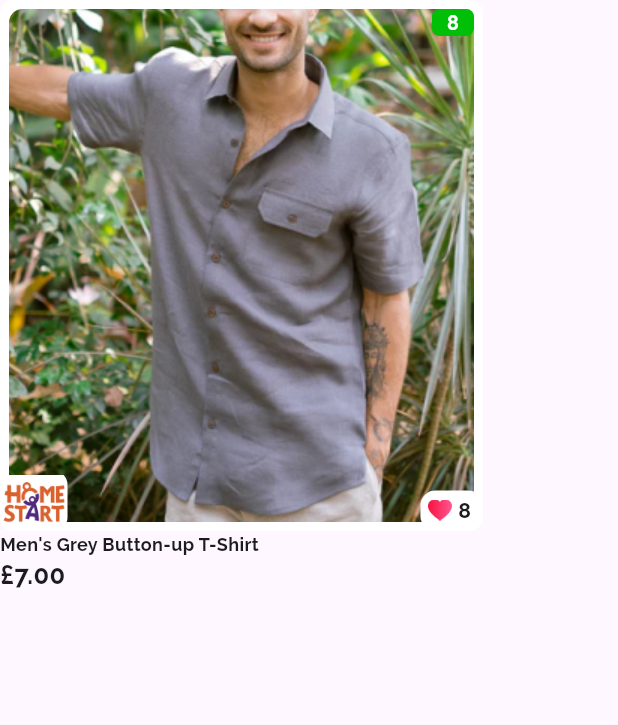
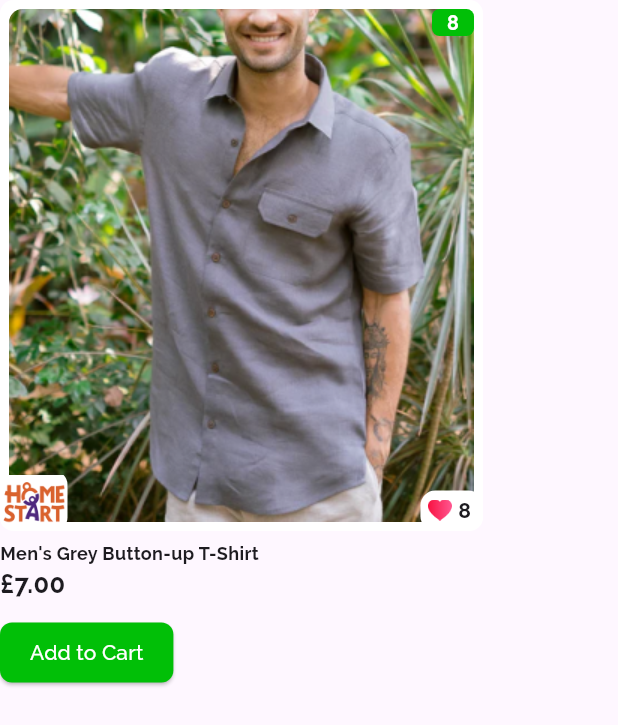
Before and after one commit to chh0871/MVP, a Flutter app: the SingleProduct widget shown alone on an empty page, opened directly with sample values from the repository, on a phone screen of 412 x 824 dp. Shown: the top 725 px of the screen. Run offline on Flutter 3.47's test engine with Material 3 defaults, Android fonts, the phone set to English and light mode, and no system bars; our stand-ins replace cloud_firestore, firebase_auth, firebase_core, firebase_storage, flutter_dotenv, fluttertoast and 3 more; accounts and stored records are empty.

Commit message:
add to cart added

```diff
--- a/lib/features/home/widgets/product_card.dart
+++ b/lib/features/home/widgets/product_card.dart
@@ -1,16 +1,27 @@
 import 'package:cherry_mvp/core/config/config.dart';
 import 'package:flutter/material.dart';
 import 'package:cherry_mvp/core/models/model.dart';
+import 'add_to_cart_success.dart'; // just added this
 
 class SingleProduct extends StatelessWidget {
   const SingleProduct({super.key, required this.product});
 
   final Product product;
 
+  void addToCart(BuildContext context) {
+    // this can be changed to a high level CI later
+    Navigator.push(
+      context,
+      MaterialPageRoute(
+        builder: (_) => AddToCartSuccessPage(product: product),
+      ),
+    );
+  }
+
   @override
   Widget build(BuildContext context) {
     return Column(
-      crossAxisAlignment: CrossAxisAlignment.start, // Aligns children to the left
+      crossAxisAlignment: CrossAxisAlignment.start,
       children: [
         Stack(
           children: [
@@ -41,12 +52,11 @@ class SingleProduct extends StatelessWidget {
                 child: Center(
                   child: Text(
                     product.number.toString(),
-                    style: TextStyle(
+                    style: const TextStyle(
                       color: Colors.white,
                       fontSize: 13,
                       fontWeight: FontWeight.bold,
                     ),
-                    textAlign: TextAlign.center,
                   ),
                 ),
               ),
@@ -54,43 +64,57 @@ class SingleProduct extends StatelessWidget {
             Positioned(
               bottom: 0,
               left: 0,
-              child: ClipRRect(borderRadius: BorderRadius.circular(9),
+              child: ClipRRect(
+                borderRadius: BorderRadius.circular(9),
                 child: Image.asset(
-                product.charity_image,
-                width: 45,
-                height: 40,
-              ),
+                  product.charity_image,
+                  width: 45,
+                  height: 40,
+                ),
               ),
             ),
             Positioned(
               bottom: 0,
               right: 0,
               child: Container(
-                padding: EdgeInsets.fromLTRB(5, 3, 8, 4),
+                padding: const EdgeInsets.fromLTRB(5, 3, 8, 4),
                 decoration: BoxDecoration(
-                  color: Colors.white,
-                  borderRadius: BorderRadius.circular(10)
-                ),
+                    color: Colors.white,
+                    borderRadius: BorderRadius.circular(10)),
                 child: Row(
                   children: [
-                    Image.asset(AppImages.likeHeart, width: 16, height: 14,),
-                    SizedBox(width: 4,),
-                    Text(product.likes.toString(), style: TextStyle(fontSize: 14, fontWeight: FontWeight.bold), textAlign: TextAlign.center,)
+                    Image.asset(AppImages.likeHeart, width: 16, height: 14),
+                    const SizedBox(width: 4),
+                    Text(
+                      product.likes.toString(),
+                      style: const TextStyle(
+                          fontSize: 14, fontWeight: FontWeight.bold),
+                      textAlign: TextAlign.center,
+                    )
                   ],
                 ),
-              )
+              ),
             ),
           ],
         ),
+        const SizedBox(height: 6),
         Text(
           product.name,
-          style: TextStyle(fontSize: 12, fontWeight: FontWeight.bold),
-          textAlign: TextAlign.left,
+          style: const TextStyle(fontSize: 12, fontWeight: FontWeight.bold),
         ),
         Text(
-          '£${product.price.toStringAsFixed(2)}', // Ensures two decimal places
-          style: TextStyle(fontSize: 17, fontWeight: FontWeight.bold),
-          textAlign: TextAlign.left,
+          '£${product.price.toStringAsFixed(2)}',
+          style: const TextStyle(fontSize: 17, fontWeight: FontWeight.bold),
+        ),
+        const SizedBox(height: 10),
+        ElevatedButton(
+          onPressed: () => addToCart(context),
+          style: ElevatedButton.styleFrom(
+            backgroundColor: AppColors.greenBgColor,
+            padding: const EdgeInsets.symmetric(horizontal: 20, vertical: 10),
+            shape: RoundedRectangleBorder(borderRadius: BorderRadius.circular(8)),
+          ),
+          child: const Text("Add to Cart", style: TextStyle(color: Colors.white)),
         ),
       ],
     );
```
Also changed, not shown: lib/features/home/widgets/add_to_cart_success.dart (added, +35 -0 lines), pubspec.lock, 3 other files.
